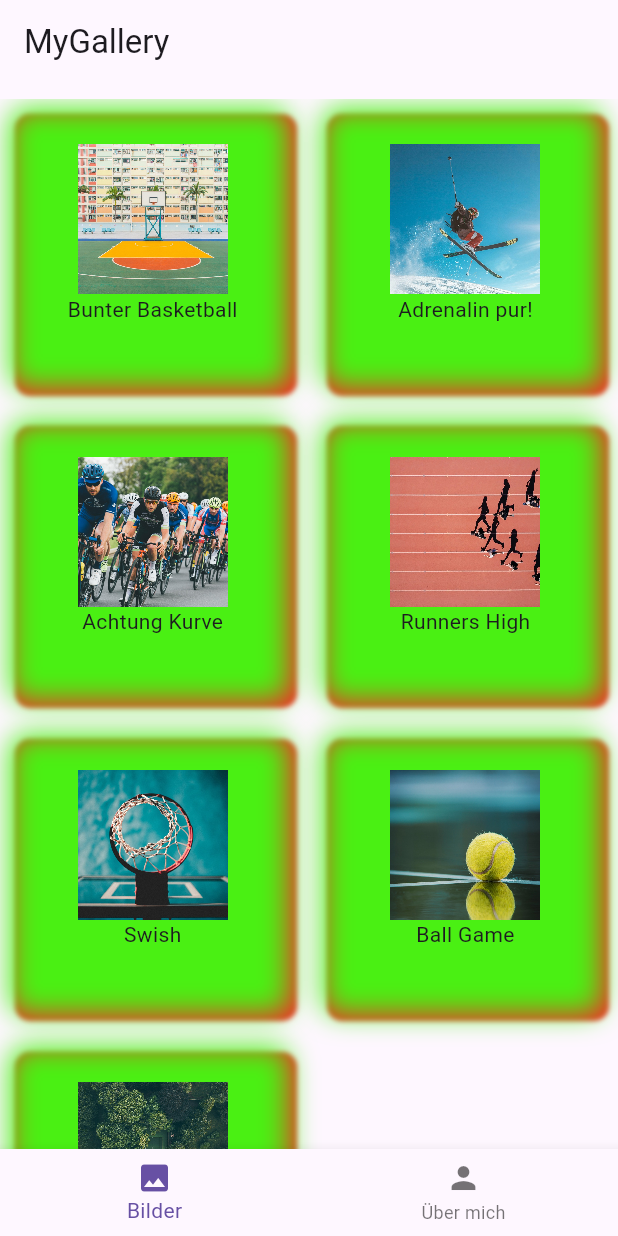
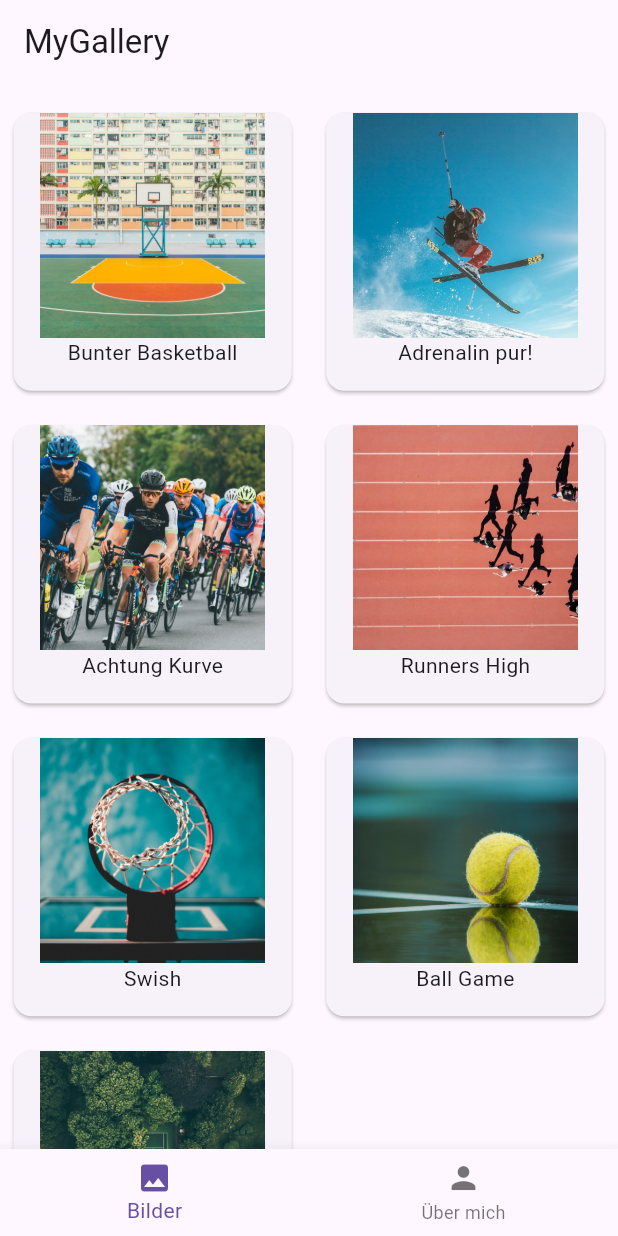
Before and after one commit to AndreasSrHefmanKuhl/appgallery_heav, a Flutter app: the screen it shows after launch, on a phone screen of 412 x 824 dp. Run offline on Flutter 3.47's test engine with Material 3 defaults, Android fonts, the phone set to English and light mode, and no system bars.

Commit message:
reedited shiny card cause of uglyness

```diff
--- a/lib/Features/Gallery/Widgets/gallery_card.dart
+++ b/lib/Features/Gallery/Widgets/gallery_card.dart
@@ -1,6 +1,5 @@
 import 'package:app/features/gallery/models/gallery_item.dart';
-import 'package:app/features/gallery/screens/detail_screen.dart';
-import 'package:app/features/gallery/widgets/shared/Widget/neumorphic_button.dart';
+
 import 'package:flutter/material.dart';
 
 class GalleryCard extends StatelessWidget {
@@ -15,33 +14,14 @@ class GalleryCard extends StatelessWidget {
   Widget build(BuildContext context) {
     return Padding(
       padding: const EdgeInsets.all(5.0),
-      child: NeumorphicButton(
-        bottomRightShadowSpreadRadius: 2,
-        bottomRightShadowBlurRadius: 2,
-        borderWidth: 5,
-        width: 120,
-        height: 120,
-        backgroundColor: const Color.fromARGB(0, 255, 255, 255),
-        bottomRightShadowColor: const Color.fromARGB(236, 247, 24, 24),
-        topLeftShadowColor: const Color.fromARGB(255, 74, 240, 19),
-        onTap: () {
-          Navigator.push(
-            context,
-            MaterialPageRoute(
-              builder: (context) => DetailScreen(item: item),
-            ),
-          );
-        },
-        child: Column(
-          children: [
-            SizedBox(
-                height: 100,
-                width: 100,
-                child: Image.asset(item.imagePath,
-                    fit: BoxFit.cover, filterQuality: FilterQuality.high)),
-            Text(item.imageTitle),
-          ],
-        ),
+      child: Card(
+        child: Column(mainAxisAlignment: MainAxisAlignment.start, children: [
+          SizedBox(
+              height: 150,
+              width: 150,
+              child: Image.asset(item.imagePath, fit: BoxFit.cover)),
+          Text(item.imageTitle),
+        ]),
       ),
     );
   }
--- a/lib/Features/Gallery/screens/grid_screen.dart
+++ b/lib/Features/Gallery/screens/grid_screen.dart
@@ -1,3 +1,4 @@
+import 'package:app/features/gallery/screens/detail_screen.dart';
 import 'package:app/features/gallery/widgets/gallery_card.dart';
 import 'package:app/features/gallery/models/gallery_item.dart';
 
@@ -19,7 +20,20 @@ class GridScreen extends StatelessWidget {
           itemCount: galleryData.length,
           itemBuilder: (context, int index) {
             final item = galleryData[index];
-              return GalleryCard(item: item);
-            }));
+            return GestureDetector(
+              onTap: () {
+                Navigator.push(
+                  context,
+                  MaterialPageRoute(
+                    builder: (context) => DetailScreen(item: item),
+                  ),
+                );
+              },
+              child: GalleryCard(
+                item: item,
+              ),
+            );
+          }),
+    );
   }
 }
```
Lines whose indentation alone changed are shown as unchanged.
